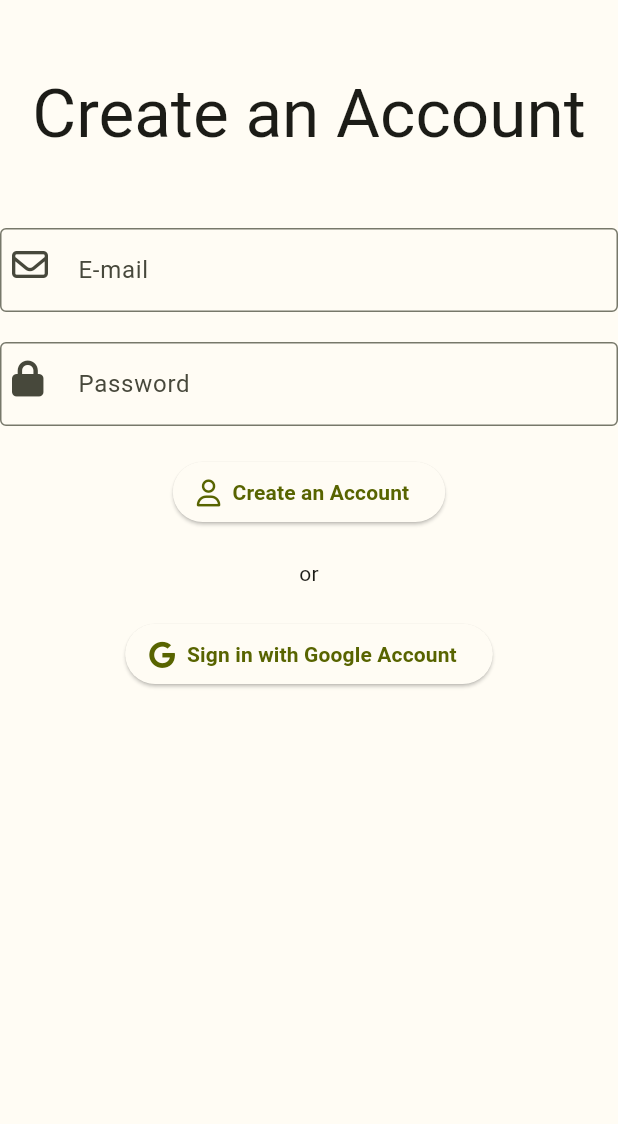
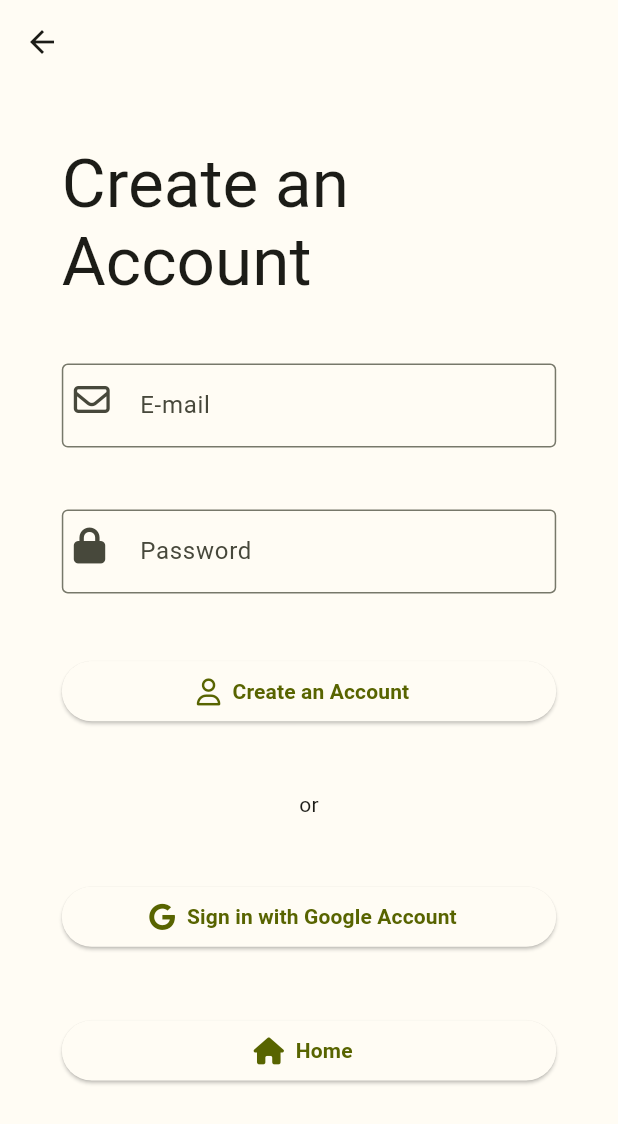
Before and after one commit to Mohamedabdeltawab86/quiz_app_new, a Flutter app: the RegisterPage screen opened directly, on a phone screen of 412 x 824 dp. Shown: the top 1124 px of the screen. Run offline on Flutter 3.47's test engine with Material 3 defaults, Android fonts, the phone set to English and light mode, and no system bars; our stand-ins replace bloc, equatable, firebase_auth, firebase_core, flutter_bloc, flutter_easyloading and 7 more; accounts and stored records are empty; generated files the repository leaves out were written again; network calls fail; Roboto replaces fonts that are missing (Cairo).

Commit message:
general fixes with notes.

```diff
--- a/lib/main.dart
+++ b/lib/main.dart
@@ -25,11 +25,13 @@ Future<void> main() async {
   await Firebase.initializeApp(
     options: DefaultFirebaseOptions.currentPlatform,
   );
-  runApp(const MyApp());
+  runApp(MyApp(appRouter: AppRouter()));
 }
 
 class MyApp extends StatelessWidget {
-  const MyApp({super.key});
+  const MyApp({super.key, required this.appRouter});
+
+  final AppRouter appRouter;
 
   @override
   Widget build(BuildContext context) {
@@ -41,8 +43,7 @@ class MyApp extends StatelessWidget {
               previous.appSettings != current.appSettings,
           builder: (context, state) {
             return MaterialApp.router(
-              debugShowCheckedModeBanner: false,
-              title: 'Flutter Demo',
+              title: 'Quiz App',
               theme: ThemeData(
                 useMaterial3: true,
                 colorScheme: lightColorScheme,
@@ -59,8 +60,7 @@ class MyApp extends StatelessWidget {
               builder: EasyLoading.init(),
               supportedLocales: AppLocalizations.supportedLocales,
               locale: Locale(state.appSettings.local.languageCode),
-              // home: const HomePage(),
-              routerConfig: router(),
+              routerConfig: appRouter.router,
             );
           },
         ),
--- a/lib/ui/comman.dart
+++ b/lib/ui/common.dart
@@ -1,4 +1,4 @@
 import 'package:gap/gap.dart';
 import 'package:sizer/sizer.dart';
 
-final heightGap = Gap(10.h);
+final heightGap = Gap(5.h);
--- a/lib/ui/register_page.dart
+++ b/lib/ui/register_page.dart
@@ -1,59 +1,75 @@
+import 'package:flutter_bloc/flutter_bloc.dart';
 import 'package:font_awesome_flutter/font_awesome_flutter.dart';
 import 'package:flutter/material.dart';
-import 'package:gap/gap.dart';
 import 'package:flutter_gen/gen_l10n/app_localizations.dart';
+import 'package:go_router/go_router.dart';
+import 'package:quiz_app_new/ui/common.dart';
+import 'package:quiz_app_new/utils/routes.dart';
+import 'package:sizer/sizer.dart';
+
+import '../bloc/auth/auth_bloc.dart';
 
 class RegisterPage extends StatelessWidget {
   const RegisterPage({super.key});
+
   // TODO switch between create account and login page
   @override
   Widget build(BuildContext context) {
+    final bloc = context.read<AuthBloc>();
+    final l10n = AppLocalizations.of(context)!;
+    final theme = Theme.of(context);
     return Scaffold(
-      body: Center(
-        child: Column(
+      // TODO: READ => must add app bar to show the back button.
+      appBar: AppBar(),
+      body: Padding(
+        padding: EdgeInsets.symmetric(horizontal: 30.sp),
+        child: ListView(
           children: [
-            const Gap(50),
-            Text(AppLocalizations.of(context)!.register, style: Theme.of(context).textTheme.displayMedium),
-            const Gap(50),
-            SizedBox(
-              width: 450,
-              child: TextField(
+            heightGap,
+            Text(l10n.register, style: theme.textTheme.displayMedium),
+            heightGap,
+            // TODO: use the LoginTextField widget
+            TextField(
               decoration: InputDecoration(
-                  border:  const OutlineInputBorder(),
-                  labelText: AppLocalizations.of(context)!.email,
+                border: const OutlineInputBorder(),
+                labelText: l10n.email,
                 prefixIcon: const Padding(
                   padding: EdgeInsets.all(8.0),
                   child: FaIcon(FontAwesomeIcons.envelope),
                 ),
               ),
             ),
-            ),
-            const Gap(20),
-            SizedBox(
-              width: 450,
-              child: TextField(
+            heightGap,
+            TextField(
               decoration: InputDecoration(
                 border: const OutlineInputBorder(),
-                  labelText: AppLocalizations.of(context)!.password,
+                labelText: l10n.password,
                 prefixIcon: const Padding(
                   padding: EdgeInsets.all(8.0),
                   child: FaIcon(FontAwesomeIcons.lock),
                 ),
               ),
             ),
-            ),
-            const Gap(20),
+            heightGap,
             ElevatedButton.icon(
                 onPressed: () {},
                 icon: const FaIcon(FontAwesomeIcons.user),
-                label:  Text(AppLocalizations.of(context)!.register)),
-            const Gap(20),
-            const Text("or"),
-            const Gap(20),
+                label: Text(l10n.register)),
+            heightGap,
+            const Center(child: Text("or")),
+            heightGap,
             ElevatedButton.icon(
-                onPressed: () {},
-                icon: const FaIcon(FontAwesomeIcons.google,),
-                label: Text(AppLocalizations.of(context)!.googlelogin)),
+              onPressed: () => bloc.add(LoginWithGoogle()),
+              icon: const FaIcon(FontAwesomeIcons.google),
+              label: Text(AppLocalizations.of(context)!.googlelogin),
+            ),
+            heightGap,
+            // TODO: read => see how the bloc closes when we leave the scope.
+            ElevatedButton.icon(
+              onPressed: () => context.go(home),
+              icon: const FaIcon(FontAwesomeIcons.house),
+              label: const Text('Home'),
+            ),
           ],
         ),
       ),
--- a/lib/utils/routes.dart
+++ b/lib/utils/routes.dart
@@ -2,6 +2,7 @@ import "package:flutter_bloc/flutter_bloc.dart";
 import "package:go_router/go_router.dart";
 import "package:quiz_app_new/bloc/auth/auth_bloc.dart";
 import "package:quiz_app_new/ui/login_page.dart";
+import "package:quiz_app_new/ui/register_page.dart";
 import "package:quiz_app_new/ui/settings.dart";
 import 'package:firebase_auth/firebase_auth.dart';
 
@@ -12,10 +13,13 @@ const String settings = '/settings';
 const String login = '/login';
 const String register = '/register';
 
-AuthBloc authBloc = AuthBloc();
-
-GoRouter router() {
-  return GoRouter(
+/*
+TODO: READ =>
+  see how we provide the router to the main app only once.
+  now when we rebuild or refresh the bloc won't rebuild itself.
+*/
+class AppRouter {
+  final router = GoRouter(
     // debugLogDiagnostics: true,
     initialLocation: FirebaseAuth.instance.currentUser != null ? home : login,
     routes: [
@@ -29,16 +33,18 @@ GoRouter router() {
       ),
       GoRoute(
         path: login,
-        builder: (context, state) => BlocProvider.value(
-          value: authBloc,
+        builder: (context, state) => BlocProvider(
+          // TODO: read => see how create the bloc and provide it to login page.
+          create: (context) => AuthBloc(),
           child: const LoginPage(),
         ),
       ),
       GoRoute(
         path: register,
         builder: (context, state) => BlocProvider.value(
-          value: authBloc,
-          child: const LoginPage(),
+          // TODO: read => see how we pass the value of bloc from the login page.
+          value: state.extra! as AuthBloc,
+          child: const RegisterPage(),
         ),
       ),
     ],
```
Also changed, not shown: lib/ui/login_page.dart (+31 -21 lines), 1 other file. Lines whose indentation alone changed are shown as unchanged.
